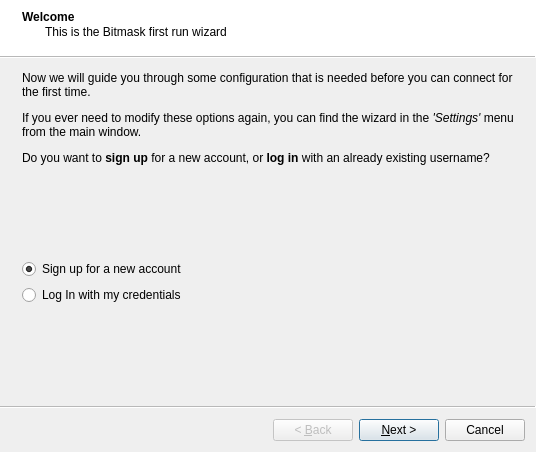
Before: the Qt Designer form src/leap/bitmask/gui/ui/wizard.ui in leapcode/bitmask_client, drawn with Qt 5.
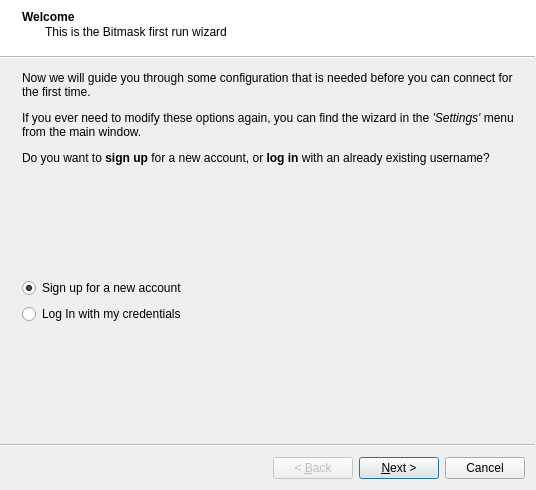
After: the same form once the commit is applied. Icons and pictures are not drawn. Custom widgets are drawn as their Qt base class.

Commit message: Set fixed size to the wizard.

Patch:
```diff
--- a/src/leap/bitmask/gui/ui/wizard.ui
+++ b/src/leap/bitmask/gui/ui/wizard.ui
@@ -7,9 +7,21 @@
     <x>0</x>
     <y>0</y>
     <width>536</width>
-    <height>452</height>
+    <height>490</height>
    </rect>
   </property>
+  <property name="minimumSize">
+   <size>
+    <width>536</width>
+    <height>490</height>
+   </size>
+  </property>
+  <property name="maximumSize">
+   <size>
+    <width>536</width>
+    <height>490</height>
+   </size>
+  </property>
   <property name="windowTitle">
    <string>Bitmask first run</string>
   </property>
```
